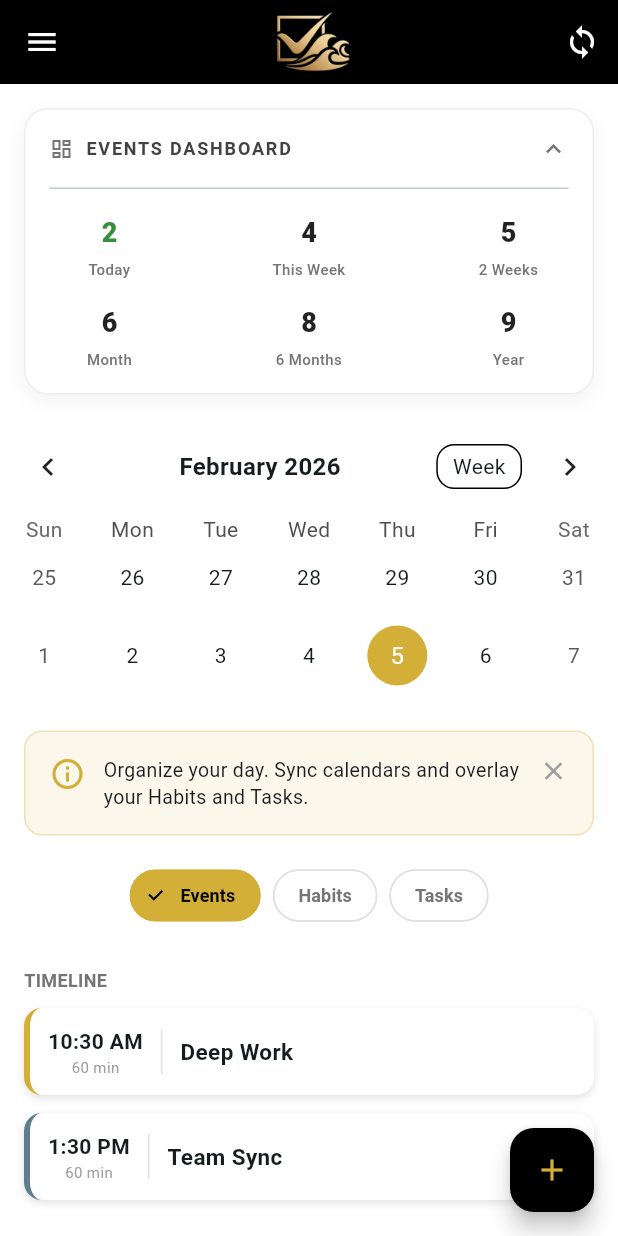
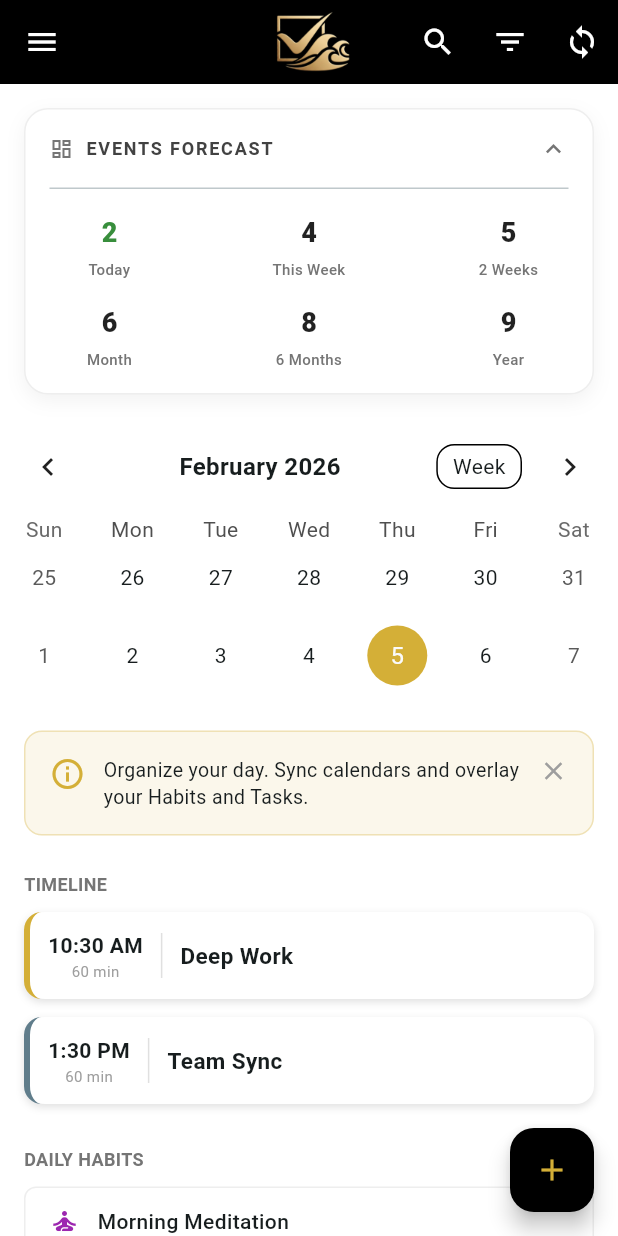
Before and after one commit to unwaverbusiness/unwaver_app, a Flutter app: the CalendarScreen screen opened directly, on a phone screen of 412 x 824 dp. Run offline on Flutter 3.47's test engine with Material 3 defaults, Android fonts, the phone set to English and light mode, and no system bars; drawn by our look-alikes of table_calendar; our stand-ins replace firebase_auth, firebase_core, fl_chart, flutter_dotenv, google_generative_ai; accounts and stored records are empty.

Commit message:
Added search bar and filter to schedule screen - should be added to all others

```diff
--- a/lib/Screens/Schedule/schedule_screen.dart
+++ b/lib/Screens/Schedule/schedule_screen.dart
@@ -1,6 +1,7 @@
 import 'package:flutter/material.dart';
 import 'package:table_calendar/table_calendar.dart';
 import 'package:intl/intl.dart';
+// Ensure these imports point to your actual file locations
 import 'package:unwaver/widgets/maindrawer.dart';
 import 'package:unwaver/widgets/app_logo.dart';
 
@@ -9,7 +10,7 @@ class Event {
   final String id;
   String title;
   String description;
-  final DateTime date; // Fixed: Explicit DateTime required
+  final DateTime date;
   TimeOfDay time;
   String category;
   final int durationMinutes;
@@ -43,39 +44,50 @@ class _CalendarScreenState extends State<CalendarScreen> with TickerProviderStat
   // Dashboard State
   bool _isDashboardExpanded = true;
 
-  // Filter Toggles
+  // Search State
+  bool _isSearching = false;
+  late TextEditingController _searchController;
+
+  // Filter State
   bool _showEvents = true;
-  bool _showHabits = false;
-  bool _showTasks = false;
+  bool _showHabits = true;
+  bool _showTasks = true;
+  String _selectedCategoryFilter = "All";
 
   late Map<DateTime, List<Event>> _events;
   bool _isSyncing = false;
 
   // Colors
   final Color _goldColor = const Color(0xFFD4AF37);
-  final Color _bgGrey = const Color(0xFFF8F9FA);
 
   @override
   void initState() {
     super.initState();
     _selectedDay = _focusedDay;
+    _searchController = TextEditingController();
     _events = {};
     _addDummyData();
+  }
+
+  @override
+  void dispose() {
+    _searchController.dispose();
+    super.dispose();
   }
 
   void _addDummyData() {
     final now = DateTime.now();
 
-    // Helper to add event safely
+    // Helper to safely add events
     void add(DateTime d, String title, String cat) {
-      // Normalize key to midnight for map lookups
+      // Normalize key to midnight (removes time info for the Map key)
       final key = DateTime(d.year, d.month, d.day);
 
       final ev = Event(
-        id: DateTime.now().microsecondsSinceEpoch.toString() + title, // Unique ID
+        id: DateTime.now().microsecondsSinceEpoch.toString() + title,
         title: title,
         description: "",
-        date: d, // Explicit date passed here
+        date: d,
         time: TimeOfDay(hour: d.hour, minute: d.minute),
         category: cat
       );
@@ -84,33 +96,37 @@ class _CalendarScreenState extends State<CalendarScreen> with TickerProviderStat
       _events[key]!.add(ev);
     }
 
-    // Today
     add(now, 'Deep Work', 'Deep Work');
     add(now.add(const Duration(hours: 3)), 'Team Sync', 'Meeting');
-
-    // This Week
     add(now.add(const Duration(days: 2)), 'Client Call', 'Meeting');
     add(now.add(const Duration(days: 3)), 'Project Review', 'Deep Work');
-
-    // 2 Weeks
     add(now.add(const Duration(days: 9)), 'Dentist', 'Health');
-
-    // Month
     add(now.add(const Duration(days: 20)), 'Monthly Report', 'Deep Work');
-
-    // 6 Months
     add(now.add(const Duration(days: 90)), 'Quarterly Review', 'Meeting');
     add(now.add(const Duration(days: 150)), 'Product Launch', 'Deep Work');
-
-    // Year
     add(now.add(const Duration(days: 300)), 'Year End Party', 'Other');
   }
 
   // --- LOGIC ---
 
   List<Event> _getEventsForDay(DateTime day) {
+    // Normalize lookup date to midnight
     final normalizedDate = DateTime(day.year, day.month, day.day);
-    final events = _events[normalizedDate] ?? [];
+    var events = _events[normalizedDate] ?? [];
+
+    // 1. Filter by Search Query
+    if (_searchController.text.isNotEmpty) {
+      events = events.where((e) =>
+        e.title.toLowerCase().contains(_searchController.text.toLowerCase())
+      ).toList();
+    }
+
+    // 2. Filter by Category (if not "All")
+    if (_selectedCategoryFilter != "All") {
+      events = events.where((e) => e.category == _selectedCategoryFilter).toList();
+    }
+
+    // Sort by time
     events.sort((a, b) {
       final aMinutes = a.time.hour * 60 + a.time.minute;
       final bMinutes = b.time.hour * 60 + b.time.minute;
@@ -123,8 +139,6 @@ class _CalendarScreenState extends State<CalendarScreen> with TickerProviderStat
     if (_selectedDay == null) return;
     final d = _selectedDay!;
     final normalizedDate = DateTime(d.year, d.month, d.day);
-
-    // Combine date + time
     final fullDate = DateTime(d.year, d.month, d.day, time.hour, time.minute);
 
     final newEvent = Event(
@@ -165,7 +179,6 @@ class _CalendarScreenState extends State<CalendarScreen> with TickerProviderStat
     }
   }
 
-  // --- STATS CALCULATION (Fixes Type Error) ---
   Map<String, String> _calculateDetailedStats() {
     final now = DateTime.now();
     final todayStart = DateTime(now.year, now.month, now.day);
@@ -184,7 +197,10 @@ class _CalendarScreenState extends State<CalendarScreen> with TickerProviderStat
 
     _events.forEach((key, list) {
       for (var e in list) {
-        // Safe check: Ensure date is not null (though model requires it now)
+        // Respect Category Filter in Stats?
+        // Uncomment next line if stats should ONLY show filtered category
+        // if (_selectedCategoryFilter != "All" && e.category != _selectedCategoryFilter) continue;
+
         if (e.date.isBefore(todayStart)) continue;
 
         if (e.date.isBefore(todayStart.add(const Duration(days: 1)))) cToday++;
@@ -207,6 +223,87 @@ class _CalendarScreenState extends State<CalendarScreen> with TickerProviderStat
   }
 
   // --- BOTTOM SHEETS ---
+
+  void _showFilterSheet() {
+    showModalBottomSheet(
+      context: context,
+      backgroundColor: Colors.white,
+      shape: const RoundedRectangleBorder(borderRadius: BorderRadius.vertical(top: Radius.circular(24))),
+      builder: (context) {
+        // StatefulBuilder allows the switches inside the modal to update visually
+        return StatefulBuilder(
+          builder: (context, setModalState) {
+            return Padding(
+              padding: const EdgeInsets.all(24.0),
+              child: Column(
+                mainAxisSize: MainAxisSize.min,
+                crossAxisAlignment: CrossAxisAlignment.start,
+                children: [
+                  Center(child: Container(width: 40, height: 4, color: Colors.grey[300])),
+                  const SizedBox(height: 20),
+                  Text("Filter Options", style: TextStyle(fontSize: 20, fontWeight: FontWeight.bold, color: _goldColor)),
+                  const SizedBox(height: 20),
+
+                  // Toggle Switches
+                  SwitchListTile(
+                    title: const Text("Show Events"),
+                    activeColor: _goldColor,
+                    value: _showEvents,
+                    onChanged: (val) {
+                      setModalState(() => _showEvents = val);
+                      setState(() {}); // Update parent screen
+                    }
+                  ),
+                  SwitchListTile(
+                    title: const Text("Show Habits"),
+                    activeColor: _goldColor,
+                    value: _showHabits,
+                    onChanged: (val) {
+                      setModalState(() => _showHabits = val);
+                      setState(() {}); // Update parent screen
+                    }
+                  ),
+                  SwitchListTile(
+                    title: const Text("Show Tasks"),
+                    activeColor: _goldColor,
+                    value: _showTasks,
+                    onChanged: (val) {
+                      setModalState(() => _showTasks = val);
+                      setState(() {}); // Update parent screen
+                    }
+                  ),
+
+                  const Divider(height: 30),
+                  const Text("Category", style: TextStyle(fontWeight: FontWeight.bold, fontSize: 16)),
+                  const SizedBox(height: 10),
+
+                  Wrap(
+                    spacing: 8,
+                    children: ["All", "Deep Work", "Meeting", "Health", "Other"].map((cat) {
+                      final isSelected = _selectedCategoryFilter == cat;
+                      return ChoiceChip(
+                        label: Text(cat),
+                        selected: isSelected,
+                        selectedColor: _goldColor,
+                        labelStyle: TextStyle(color: isSelected ? Colors.white : Colors.black),
+                        onSelected: (selected) {
+                          if (selected) {
+                            setModalState(() => _selectedCategoryFilter = cat);
+                            setState(() {}); // Update parent screen
+                          }
+                        },
+                      );
+                    }).toList(),
+                  ),
+                  const SizedBox(height: 20),
+                ],
+              ),
+            );
+          }
+        );
+      },
+    );
+  }
 
   void _showSyncOptions() {
     showModalBottomSheet(
@@ -363,7 +460,7 @@ class _CalendarScreenState extends State<CalendarScreen> with TickerProviderStat
                       Icon(Icons.dashboard_outlined, size: 16, color: Colors.grey[600]),
                       const SizedBox(width: 8),
                       Text(
-                        "EVENTS DASHBOARD",
+                        "EVENTS FORECAST",
                         style: TextStyle(
                           fontSize: 12,
                           fontWeight: FontWeight.bold,
@@ -425,7 +522,7 @@ class _CalendarScreenState extends State<CalendarScreen> with TickerProviderStat
 
   Widget _buildDashStat(String label, String value, {Color? color}) {
     return SizedBox(
-      width: 80, // Fixed width for alignment
+      width: 80,
       child: Column(
         children: [
           Text(
@@ -447,42 +544,6 @@ class _CalendarScreenState extends State<CalendarScreen> with TickerProviderStat
     );
   }
 
-  Widget _buildFilterBar() {
-    return SingleChildScrollView(
-      scrollDirection: Axis.horizontal,
-      padding: const EdgeInsets.symmetric(horizontal: 16, vertical: 8),
-      child: Row(
-        children: [
-          _buildFilterChip("Events", _showEvents, (val) => setState(() => _showEvents = val)),
-          const SizedBox(width: 8),
-          _buildFilterChip("Habits", _showHabits, (val) => setState(() => _showHabits = val)),
-          const SizedBox(width: 8),
-          _buildFilterChip("Tasks", _showTasks, (val) => setState(() => _showTasks = val)),
-        ],
-      ),
-    );
-  }
-
-  Widget _buildFilterChip(String label, bool isSelected, Function(bool) onSelected) {
-    return FilterChip(
-      label: Text(label),
-      selected: isSelected,
-      onSelected: onSelected,
-      backgroundColor: Colors.white,
-      selectedColor: _goldColor,
-      checkmarkColor: Colors.black,
-      labelStyle: TextStyle(
-        color: isSelected ? Colors.black : Colors.grey[600],
-        fontWeight: FontWeight.bold,
-        fontSize: 12
-      ),
-      shape: RoundedRectangleBorder(
-        borderRadius: BorderRadius.circular(20),
-        side: BorderSide(color: isSelected ? Colors.transparent : Colors.grey.shade300),
-      ),
-    );
-  }
-
   // --- MAIN BUILD ---
 
   @override
@@ -492,25 +553,67 @@ class _CalendarScreenState extends State<CalendarScreen> with TickerProviderStat
     return Scaffold(
       backgroundColor: Colors.white,
       appBar: AppBar(
-        title: const AppLogo(),
+        // EXPANDABLE SEARCH BAR
+        title: _isSearching
+          ? TextField(
+              controller: _searchController,
+              autofocus: true,
+              style: const TextStyle(color: Colors.white),
+              cursorColor: _goldColor,
+              decoration: const InputDecoration(
+                hintText: "Search events...",
+                hintStyle: TextStyle(color: Colors.white60),
+                border: InputBorder.none,
+                contentPadding: EdgeInsets.zero
+              ),
+              onChanged: (val) => setState(() {}),
+            )
+          // Removed 'const' to prevent errors if your AppLogo isn't const
+          : AppLogo(),
         centerTitle: true,
         backgroundColor: Colors.black,
         iconTheme: const IconThemeData(color: Colors.white),
+        leading: _isSearching
+          ? IconButton(
+              icon: const Icon(Icons.close),
+              onPressed: () {
+                setState(() {
+                  _isSearching = false;
+                  _searchController.clear();
+                });
+              },
+            )
+          : null, // Shows Drawer automatically
         actions: [
-          IconButton(
-            icon: Icon(_isSyncing ? Icons.hourglass_top : Icons.sync, color: Colors.white),
-            onPressed: _showSyncOptions,
-          ),
+          if (!_isSearching) ...[
+            // 1. SEARCH ICON
+            IconButton(
+              icon: const Icon(Icons.search),
+              onPressed: () {
+                setState(() => _isSearching = true);
+              },
+            ),
+            // 2. FILTER ICON
+            IconButton(
+              icon: const Icon(Icons.filter_list),
+              onPressed: _showFilterSheet,
+            ),
+            // 3. SYNC ICON
+            IconButton(
+              icon: Icon(_isSyncing ? Icons.hourglass_top : Icons.sync, color: Colors.white),
+              onPressed: _showSyncOptions,
+            ),
+          ]
         ],
       ),
-      drawer: const MainDrawer(currentRoute: '/calendar'),
+      // Removed 'const' here as well just in case
+      drawer: MainDrawer(currentRoute: '/calendar'),
       floatingActionButton: FloatingActionButton(
         backgroundColor: Colors.black,
         onPressed: _showAddEventSheet,
         child: Icon(Icons.add, color: _goldColor),
       ),
 
-      // Use Column so Dashboard stays fixed at top
       body: Column(
         children: [
           // 1. DASHBOARD (Fixed / Frozen)
@@ -521,7 +624,7 @@ class _CalendarScreenState extends State<CalendarScreen> with TickerProviderStat
             child: SingleChildScrollView(
               child: Column(
                 children: [
-                  // A. CALENDAR (Now scrolls)
+                  // A. CALENDAR
                   Container(
                     color: Colors.white,
                     padding: const EdgeInsets.only(bottom: 16),
@@ -559,9 +662,27 @@ class _CalendarScreenState extends State<CalendarScreen> with TickerProviderStat
                     ),
                   ),
 
-                  // B. FILTERS & BANNER
+                  // B. BANNER & ACTIVE FILTER INFO
                   if (_showBanner) _buildBanner(),
-                  _buildFilterBar(),
+
+                  if (_selectedCategoryFilter != "All" || _searchController.text.isNotEmpty)
+                    Padding(
+                      padding: const EdgeInsets.symmetric(horizontal: 16, vertical: 8),
+                      child: Row(
+                        children: [
+                          Icon(Icons.filter_alt, size: 14, color: _goldColor),
+                          const SizedBox(width: 8),
+                          Flexible(
+                            child: Text(
+                              "Filtering: ${_selectedCategoryFilter == 'All' ? '' : '$_selectedCategoryFilter '}${_searchController.text.isNotEmpty ? '"${_searchController.text}"' : ''}",
+                              style: TextStyle(color: _goldColor, fontSize: 12, fontWeight: FontWeight.bold),
+                              overflow: TextOverflow.ellipsis,
+                            ),
+                          ),
+                        ],
+                      ),
+                    ),
+
                   const SizedBox(height: 16),
 
                   // C. EVENTS LIST
@@ -569,7 +690,13 @@ class _CalendarScreenState extends State<CalendarScreen> with TickerProviderStat
                      Center(
                        child: Padding(
                          padding: const EdgeInsets.all(40.0),
-                         child: Text("No events for this day", style: TextStyle(color: Colors.grey[400])),
+                         child: Column(
+                           children: [
+                             Icon(Icons.search_off, size: 40, color: Colors.grey[300]),
+                             const SizedBox(height: 10),
+                             Text("No events found", style: TextStyle(color: Colors.grey[400])),
+                           ],
+                         ),
                        ),
                      )
                   else
```
